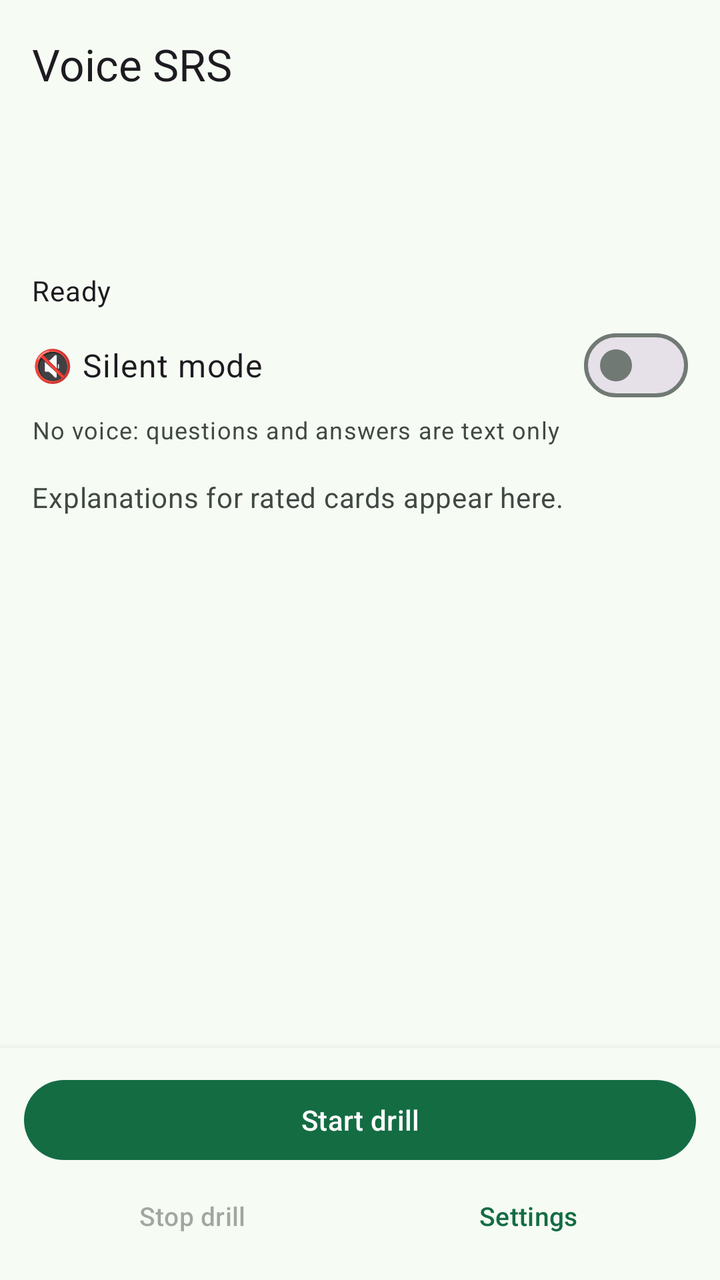
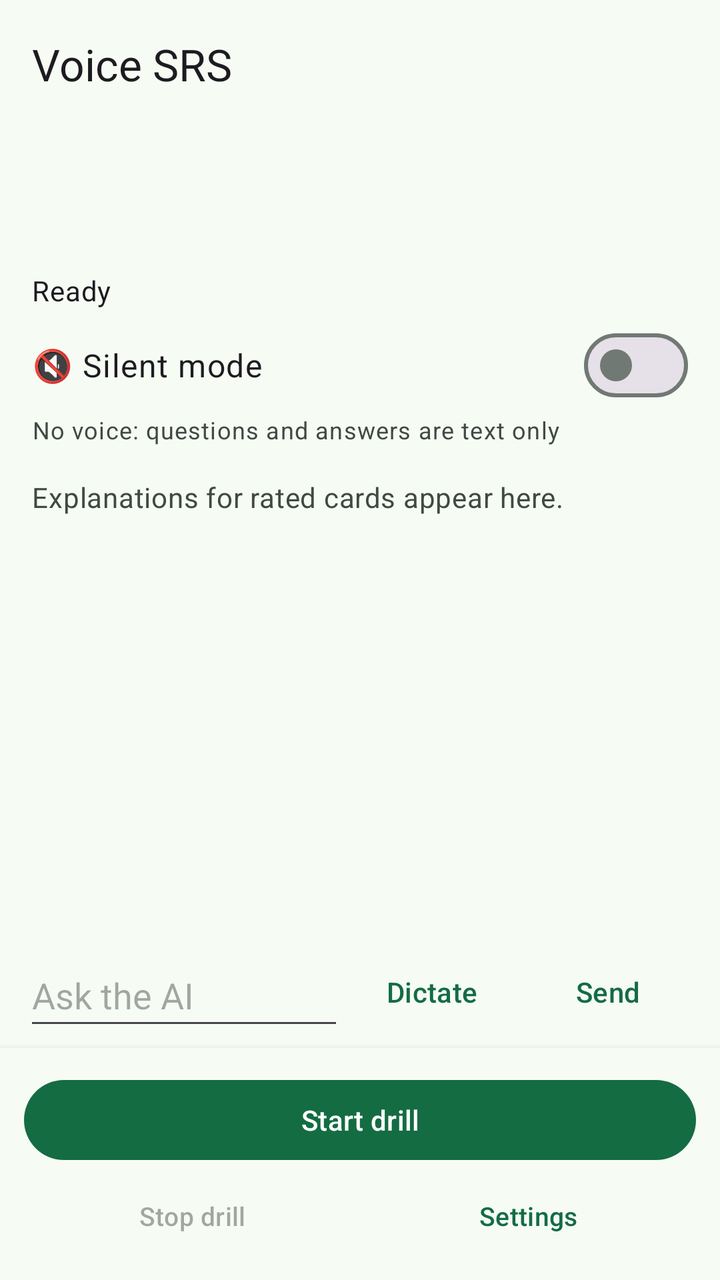

Screens rendered from an Android XML layout before and after an edit, with the pre-edit source and the edit as a unified diff.
<!-- AndroidManifest.xml: application theme Theme.VoiceSrs -->
<!-- res/layout/activity_main.xml -->
<?xml version="1.0" encoding="utf-8"?>
<LinearLayout xmlns:android="http://schemas.android.com/apk/res/android"
    xmlns:app="http://schemas.android.com/apk/res-auto"
    android:layout_width="match_parent"
    android:layout_height="match_parent"
    android:fitsSystemWindows="true"
    android:orientation="vertical">

    <com.google.android.material.appbar.MaterialToolbar
        android:id="@+id/toolbar"
        android:layout_width="match_parent"
        android:layout_height="?attr/actionBarSize"
        android:background="?attr/colorSurface"
        app:title="@string/app_name"
        app:titleTextAppearance="?attr/textAppearanceTitleLarge" />

    <LinearLayout
        android:id="@+id/slimHeader"
        android:layout_width="match_parent"
        android:layout_height="wrap_content"
        android:orientation="vertical"
        android:paddingStart="16dp"
        android:paddingTop="4dp"
        android:paddingEnd="16dp"
        android:paddingBottom="8dp">

        <TextView
            android:id="@+id/deckPath"
            android:layout_width="match_parent"
            android:layout_height="wrap_content"
            android:ellipsize="start"
            android:maxLines="1"
            android:textAppearance="?attr/textAppearanceBodySmall"
            android:textColor="?attr/colorOnSurfaceVariant"
            android:visibility="gone" />

        <TextView
            android:id="@+id/deckName"
            android:layout_width="match_parent"
            android:layout_height="wrap_content"
            android:ellipsize="end"
            android:maxLines="1"
            android:textAppearance="?attr/textAppearanceTitleMedium" />

        <TextView
            android:id="@+id/dueCount"
            android:layout_width="match_parent"
            android:layout_height="wrap_content"
            android:layout_marginTop="2dp"
            android:textAppearance="?attr/textAppearanceBodyMedium" />

        <TextView
            android:id="@+id/headerMeta"
            android:layout_width="match_parent"
            android:layout_height="wrap_content"
            android:layout_marginTop="2dp"
            android:clickable="false"
            android:focusable="false"
            android:longClickable="false"
            android:textAppearance="?attr/textAppearanceBodyMedium"
            android:textColor="?attr/colorOnSurfaceVariant" />

        <TextView
            android:id="@+id/stateText"
            android:layout_width="match_parent"
            android:layout_height="wrap_content"
            android:layout_marginTop="4dp"
            android:text="@string/state_ready"
            android:textAppearance="?attr/textAppearanceBodyMedium" />

        <TextView
            android:id="@+id/progressText"
            android:layout_width="match_parent"
            android:layout_height="wrap_content"
            android:visibility="gone" />

        <com.google.android.material.chip.Chip
            android:id="@+id/syncChip"
            style="@style/Widget.Material3.Chip.Assist"
            android:layout_width="wrap_content"
            android:layout_height="wrap_content"
            android:layout_marginTop="4dp"
            android:clickable="false"
            android:focusable="false"
            android:text="0 pending sync"
            android:visibility="gone"
            app:chipMinHeight="32dp" />

        <com.google.android.material.materialswitch.MaterialSwitch
            android:id="@+id/drillSilentSwitch"
            android:layout_width="match_parent"
            android:layout_height="wrap_content"
            android:layout_marginTop="4dp"
            android:minHeight="48dp"
            android:text="@string/silent_switch"
            android:textAppearance="?attr/textAppearanceBodyLarge" />

        <TextView
            android:id="@+id/drillSilentSubtitle"
            android:layout_width="match_parent"
            android:layout_height="wrap_content"
            android:text="@string/silent_switch_sub"
            android:textAppearance="?attr/textAppearanceBodySmall"
            android:textColor="?attr/colorOnSurfaceVariant" />
    </LinearLayout>

    <include
        layout="@layout/include_error_card"
        android:layout_width="match_parent"
        android:layout_height="wrap_content"
        android:layout_marginStart="16dp"
        android:layout_marginEnd="16dp" />

    <FrameLayout
        android:layout_width="match_parent"
        android:layout_height="0dp"
        android:layout_weight="1">

        <androidx.recyclerview.widget.RecyclerView
            android:id="@+id/chatList"
            android:layout_width="match_parent"
            android:layout_height="match_parent"
            android:clipToPadding="false"
            android:paddingStart="12dp"
            android:paddingTop="4dp"
            android:paddingEnd="12dp"
            android:paddingBottom="8dp"
            android:scrollbars="vertical" />

        <TextView
            android:id="@+id/chatEmpty"
            android:layout_width="match_parent"
            android:layout_height="wrap_content"
            android:paddingStart="16dp"
            android:paddingTop="8dp"
            android:paddingEnd="16dp"
            android:text="@string/chat_empty"
            android:textAppearance="?attr/textAppearanceBodyMedium"
            android:textColor="?attr/colorOnSurfaceVariant" />

        <TextView
            android:id="@+id/chatUnread"
            android:layout_width="wrap_content"
            android:layout_height="wrap_content"
            android:layout_gravity="end"
            android:clickable="false"
            android:focusable="false"
            android:paddingStart="8dp"
            android:paddingEnd="12dp"
            android:textAppearance="?attr/textAppearanceTitleSmall"
            android:visibility="gone" />
    </FrameLayout>

    <LinearLayout
        android:id="@+id/bottomBar"
        android:layout_width="match_parent"
        android:layout_height="wrap_content"
        android:background="?attr/colorSurface"
        android:elevation="6dp"
        android:orientation="vertical"
        android:paddingStart="12dp"
        android:paddingTop="8dp"
        android:paddingEnd="12dp"
        android:paddingBottom="12dp">

        <Button
            android:id="@+id/showAnswerButton"
            style="@style/Widget.Material3.Button.TonalButton"
            android:layout_width="match_parent"
            android:layout_height="wrap_content"
            android:minHeight="52dp"
            android:text="@string/show_answer"
            android:visibility="gone" />

        <TextView
            android:id="@+id/gradeGuideLabel"
            android:layout_width="match_parent"
            android:layout_height="wrap_content"
            android:text="@string/grade_guide"
            android:textAppearance="?attr/textAppearanceLabelLarge"
            android:visibility="gone" />

        <com.google.android.material.chip.ChipGroup
            android:id="@+id/gradeChips"
            android:layout_width="match_parent"
            android:layout_height="wrap_content"
            android:visibility="gone"
            app:chipSpacingHorizontal="8dp"
            app:singleLine="false"
            app:singleSelection="true">

            <com.google.android.material.chip.Chip
                android:id="@+id/chipAgain"
                style="@style/Widget.Material3.Chip.Suggestion"
                android:layout_width="wrap_content"
                android:layout_height="wrap_content"
                android:checkable="true"
                android:text="@string/grade_again"
                app:checkedIconVisible="false" />

            <com.google.android.material.chip.Chip
                android:id="@+id/chipHard"
                style="@style/Widget.Material3.Chip.Suggestion"
                android:layout_width="wrap_content"
                android:layout_height="wrap_content"
                android:checkable="true"
                android:text="@string/grade_hard"
                app:checkedIconVisible="false" />

            <com.google.android.material.chip.Chip
                android:id="@+id/chipGood"
                style="@style/Widget.Material3.Chip.Suggestion"
                android:layout_width="wrap_content"
                android:layout_height="wrap_content"
                android:checkable="true"
                android:text="@string/grade_good"
                app:checkedIconVisible="false" />

            <com.google.android.material.chip.Chip
                android:id="@+id/chipEasy"
                style="@style/Widget.Material3.Chip.Suggestion"
                android:layout_width="wrap_content"
                android:layout_height="wrap_content"
                android:checkable="true"
                android:text="@string/grade_easy"
                app:checkedIconVisible="false" />
        </com.google.android.material.chip.ChipGroup>

        <Button
            android:id="@+id/startButton"
            style="@style/Widget.Material3.Button"
            android:layout_width="match_parent"
            android:layout_height="wrap_content"
            android:layout_marginTop="4dp"
            android:minHeight="48dp"
            android:text="@string/app_start" />

        <LinearLayout
            android:layout_width="match_parent"
            android:layout_height="wrap_content"
            android:layout_marginTop="4dp"
            android:orientation="horizontal">

            <Button
                android:id="@+id/stopButton"
                style="@style/Widget.Material3.Button.TextButton"
                android:layout_width="0dp"
                android:layout_height="wrap_content"
                android:layout_weight="1"
                android:enabled="false"
                android:minHeight="40dp"
                android:text="@string/app_stop"
                android:textSize="13sp" />

            <Button
                android:id="@+id/syncButton"
                style="@style/Widget.Material3.Button.TextButton"
                android:layout_width="0dp"
                android:layout_height="wrap_content"
                android:layout_weight="1"
                android:minHeight="40dp"
                android:text="@string/app_sync"
                android:textSize="13sp"
                android:visibility="gone" />

            <Button
                android:id="@+id/settingsButton"
                style="@style/Widget.Material3.Button.TextButton"
                android:layout_width="0dp"
                android:layout_height="wrap_content"
                android:layout_weight="1"
                android:minHeight="40dp"
                android:text="@string/app_settings"
                android:textSize="13sp" />
        </LinearLayout>
    </LinearLayout>
</LinearLayout>
<!-- res/layout/include_error_card.xml (included above) -->
<?xml version="1.0" encoding="utf-8"?>
<com.google.android.material.card.MaterialCardView xmlns:android="http://schemas.android.com/apk/res/android"
    xmlns:app="http://schemas.android.com/apk/res-auto"
    android:id="@+id/errorCard"
    style="@style/Widget.Material3.CardView.Outlined"
    android:layout_width="match_parent"
    android:layout_height="wrap_content"
    android:layout_marginBottom="12dp"
    android:visibility="gone"
    app:cardCornerRadius="20dp"
    app:contentPadding="20dp"
    app:strokeColor="?attr/colorError">

    <LinearLayout
        android:layout_width="match_parent"
        android:layout_height="wrap_content"
        android:orientation="vertical">

        <TextView
            android:id="@+id/errorTitle"
            android:layout_width="match_parent"
            android:layout_height="wrap_content"
            android:importantForAccessibility="yes"
            android:text="@string/error_title"
            android:textAppearance="?attr/textAppearanceTitleMedium"
            android:textColor="?attr/colorError" />

        <TextView
            android:id="@+id/errorText"
            android:layout_width="match_parent"
            android:layout_height="wrap_content"
            android:layout_marginTop="6dp"
            android:importantForAccessibility="yes"
            android:textAppearance="?attr/textAppearanceBodyLarge" />

        <Button
            android:id="@+id/retryButton"
            style="@style/Widget.Material3.Button"
            android:layout_width="match_parent"
            android:layout_height="wrap_content"
            android:layout_marginTop="12dp"
            android:minHeight="52dp"
            android:text="@string/error_retry" />
    </LinearLayout>
</com.google.android.material.card.MaterialCardView>
<!-- resources referenced by this layout -->
<resources>
  <string name="app_name">Voice SRS</string>
  <string name="app_settings">Settings</string>
  <string name="app_start">Start drill</string>
  <string name="app_stop">Stop drill</string>
  <string name="app_sync">Sync</string>
  <string name="chat_empty">Explanations for rated cards appear here.</string>
  <string name="error_retry">Retry</string>
  <string name="error_title">Can\'t start the drill</string>
  <string name="grade_again">Again</string>
  <string name="grade_easy">Easy</string>
  <string name="grade_good">Good</string>
  <string name="grade_guide">Say a grade</string>
  <string name="grade_hard">Hard</string>
  <string name="show_answer">Show answer</string>
  <string name="silent_switch">🔇 Silent mode</string>
  <string name="silent_switch_sub">No voice: questions and answers are text only</string>
  <string name="state_ready">Ready</string>
  <style name="Theme.VoiceSrs" parent="Theme.Material3.DayNight.NoActionBar">
          <item name="colorPrimary">@color/md_theme_primary</item>
          <item name="colorOnPrimary">@color/md_theme_onPrimary</item>
          <item name="colorPrimaryContainer">@color/md_theme_primaryContainer</item>
          <item name="colorOnPrimaryContainer">@color/md_theme_onPrimaryContainer</item>
          <item name="colorSecondary">@color/md_theme_secondary</item>
          <item name="colorOnSecondary">@color/md_theme_onSecondary</item>
          <item name="colorSecondaryContainer">@color/md_theme_secondaryContainer</item>
          <item name="colorOnSecondaryContainer">@color/md_theme_onSecondaryContainer</item>
          <item name="colorTertiary">@color/md_theme_tertiary</item>
          <item name="colorOnTertiary">@color/md_theme_onTertiary</item>
          <item name="colorTertiaryContainer">@color/md_theme_tertiaryContainer</item>
          <item name="colorOnTertiaryContainer">@color/md_theme_onTertiaryContainer</item>
          <item name="android:colorBackground">@color/md_theme_background</item>
          <item name="colorSurface">@color/md_theme_surface</item>
          <item name="colorOnSurface">@color/md_theme_onSurface</item>
          <item name="colorSurfaceVariant">@color/md_theme_surfaceVariant</item>
          <item name="colorOnSurfaceVariant">@color/md_theme_onSurfaceVariant</item>
          <item name="colorOutline">@color/md_theme_outline</item>
          <item name="colorError">@color/md_theme_error</item>
          <item name="colorOnError">@color/md_theme_onError</item>
          <item name="android:statusBarColor">@android:color/transparent</item>
          <item name="android:navigationBarColor">@android:color/transparent</item>
          <item name="android:forceDarkAllowed">false</item>
      </style>
  <color name="md_theme_primary">#146C43</color>
  <color name="md_theme_onPrimary">#FFFFFF</color>
  <color name="md_theme_primaryContainer">#A4F4C4</color>
  <color name="md_theme_onPrimaryContainer">#002110</color>
  <color name="md_theme_secondary">#4D6356</color>
  <color name="md_theme_onSecondary">#FFFFFF</color>
  <color name="md_theme_secondaryContainer">#D0E8D8</color>
  <color name="md_theme_onSecondaryContainer">#0B1F15</color>
  <color name="md_theme_tertiary">#3C6472</color>
  <color name="md_theme_onTertiary">#FFFFFF</color>
  <color name="md_theme_tertiaryContainer">#C0E9FA</color>
  <color name="md_theme_onTertiaryContainer">#001F28</color>
  <color name="md_theme_background">#F6FBF4</color>
  <color name="md_theme_surface">#F6FBF4</color>
  <color name="md_theme_onSurface">#171D19</color>
  <color name="md_theme_surfaceVariant">#DCE5DC</color>
  <color name="md_theme_onSurfaceVariant">#404943</color>
  <color name="md_theme_outline">#707973</color>
  <color name="md_theme_error">#BA1A1A</color>
  <color name="md_theme_onError">#FFFFFF</color>
</resources>

<!-- the commit's change to res/layout/activity_main.xml (unified diff, before → after) -->
@@ -151,6 +151,8 @@
             android:visibility="gone" />
     </FrameLayout>
 
+    <include layout="@layout/include_chat_composer" />
+
     <LinearLayout
         android:id="@+id/bottomBar"
         android:layout_width="match_parent"
@@ -162,6 +164,8 @@
         android:paddingTop="8dp"
         android:paddingEnd="12dp"
         android:paddingBottom="12dp">
+
+        <include layout="@layout/include_session_cue" />
 
         <Button
             android:id="@+id/showAnswerButton"
@@ -321,3 +325,86 @@
             android:text="@string/error_retry" />
     </LinearLayout>
 </com.google.android.material.card.MaterialCardView>
+<!-- res/layout/include_chat_composer.xml (included above) -->
+<?xml version="1.0" encoding="utf-8"?>
+<LinearLayout xmlns:android="http://schemas.android.com/apk/res/android"
+    android:id="@+id/chatComposer"
+    android:layout_width="match_parent"
+    android:layout_height="wrap_content"
+    android:gravity="center_vertical"
+    android:orientation="horizontal"
+    android:paddingStart="12dp"
+    android:paddingTop="4dp"
+    android:paddingEnd="12dp"
+    android:paddingBottom="4dp">
+
+    <EditText
+        android:id="@+id/chatInput"
+        android:layout_width="0dp"
+        android:layout_height="wrap_content"
+        android:layout_weight="1"
+        android:hint="@string/chat_ask_hint"
+        android:imeOptions="actionSend"
+        android:importantForAutofill="no"
+        android:inputType="textCapSentences"
+        android:minHeight="48dp" />
+
+    <Button
+        android:id="@+id/chatDictate"
+        style="@style/Widget.Material3.Button.TextButton"
+        android:layout_width="wrap_content"
+        android:layout_height="wrap_content"
+        android:minHeight="48dp"
+        android:text="@string/chat_dictate" />
+
+    <Button
+        android:id="@+id/chatSend"
+        style="@style/Widget.Material3.Button.TextButton"
+        android:layout_width="wrap_content"
+        android:layout_height="wrap_content"
+        android:minHeight="48dp"
+        android:text="@string/thread_send" />
+</LinearLayout>
+<!-- res/layout/include_session_cue.xml (included above) -->
+<?xml version="1.0" encoding="utf-8"?>
+<LinearLayout xmlns:android="http://schemas.android.com/apk/res/android"
+    android:id="@+id/sessionCue"
+    android:layout_width="match_parent"
+    android:layout_height="wrap_content"
+    android:orientation="vertical">
+
+    <TextView
+        android:id="@+id/thinkCountdown"
+        android:layout_width="match_parent"
+        android:layout_height="wrap_content"
+        android:gravity="center_vertical"
+        android:minHeight="32dp"
+        android:textAppearance="?attr/textAppearanceLabelLarge"
+        android:textColor="?attr/colorPrimary"
+        android:visibility="gone" />
+
+    <LinearLayout
+        android:id="@+id/chatPauseRow"
+        android:layout_width="match_parent"
+        android:layout_height="wrap_content"
+        android:gravity="center_vertical"
+        android:orientation="horizontal"
+        android:visibility="gone">
+
+        <TextView
+            android:id="@+id/chatPauseLabel"
+            android:layout_width="0dp"
+            android:layout_height="wrap_content"
+            android:layout_weight="1"
+            android:text="@string/chat_paused"
+            android:textAppearance="?attr/textAppearanceTitleSmall" />
+
+        <Button
+            android:id="@+id/chatResumeButton"
+            style="@style/Widget.Material3.Button.TonalButton"
+            android:layout_width="wrap_content"
+            android:layout_height="wrap_content"
+            android:minHeight="48dp"
+            android:text="@string/chat_resume" />
+    </LinearLayout>
+</LinearLayout>
<!-- resource entries referenced after the edit -->
@@ -5,7 +5,11 @@
   <string name="app_start">Start drill</string>
   <string name="app_stop">Stop drill</string>
   <string name="app_sync">Sync</string>
+  <string name="chat_ask_hint">Ask the AI</string>
+  <string name="chat_dictate">Dictate</string>
   <string name="chat_empty">Explanations for rated cards appear here.</string>
+  <string name="chat_paused">Paused, asking AI</string>
+  <string name="chat_resume">Resume</string>
   <string name="error_retry">Retry</string>
   <string name="error_title">Can\'t start the drill</string>
   <string name="grade_again">Again</string>
@@ -17,6 +21,7 @@
   <string name="silent_switch">🔇 Silent mode</string>
   <string name="silent_switch_sub">No voice: questions and answers are text only</string>
   <string name="state_ready">Ready</string>
+  <string name="thread_send">Send</string>
   <style name="Theme.VoiceSrs" parent="Theme.Material3.DayNight.NoActionBar">
           <item name="colorPrimary">@color/md_theme_primary</item>
           <item name="colorOnPrimary">@color/md_theme_onPrimary</item>
